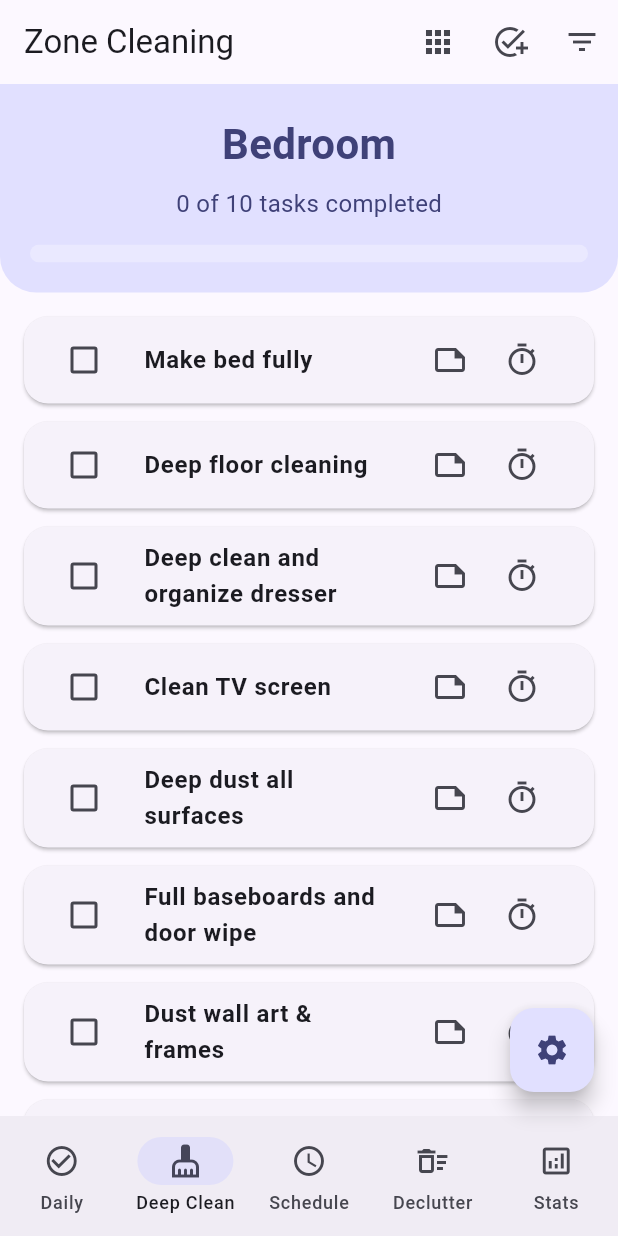
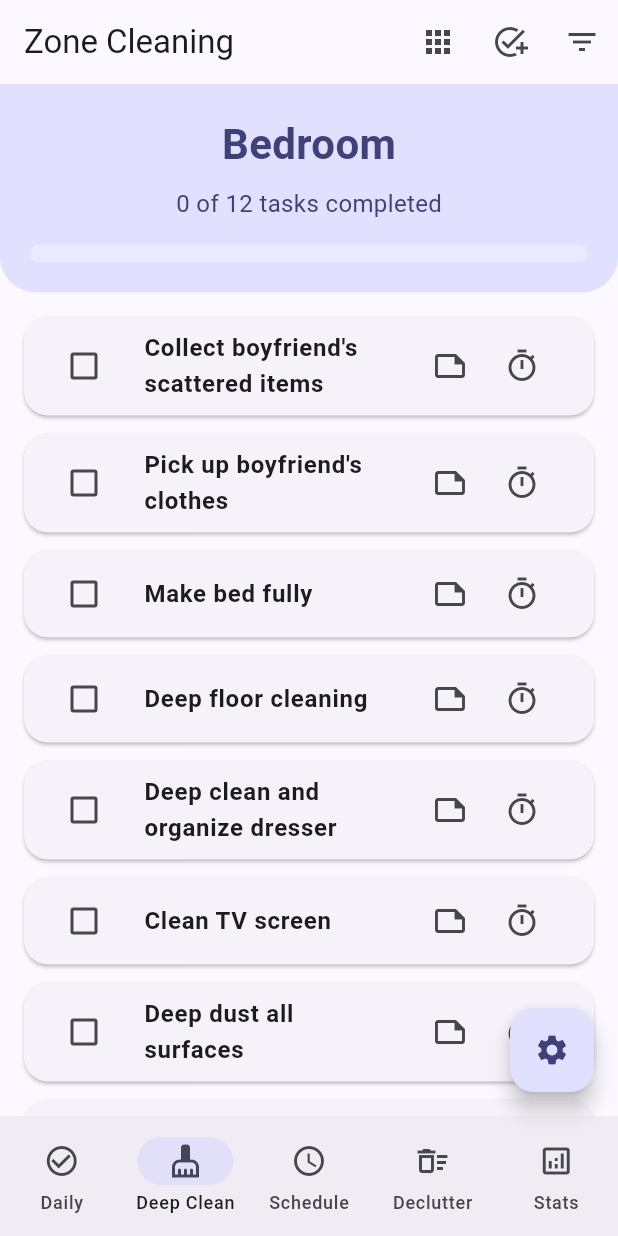
Before and after one commit to dylanmoses235-lang/house-manager-app, a Flutter app: the screen it shows after launch, item 2 of the bottom bar chosen, on a phone screen of 412 x 824 dp. Run offline on Flutter 3.47's test engine with Material 3 defaults, Android fonts, the phone set to English and light mode, and no system bars; our stand-ins replace cloud_firestore, firebase_auth, firebase_storage, fl_chart, flutter_local_notifications, geolocator and 9 more; accounts and stored records are empty; generated files the repository leaves out were written again.

Commit message:
feat: customize app for household with 2 retrievers and boyfriend
- Fix navigation: First tab now shows Daily Tasks screen (was Dashboard)
- Add custom daily recurring tasks:
  * Dog feeding reminders (8:00 AM & 5:15 PM)
  * Dog water refill task
  * Boyfriend cleanup task (collect scattered items/change)
  * Living room quick pickup (biggest mess zone)
  * Dog toys pickup
  * Enhanced dishes & laundry (marked as CRITICAL priority)

- Enhance Living Room deep cleaning zone (biggest mess zone):
  * Added boyfriend's stuff collection
  * Added dog toy pickup
  * Added wash dog blankets/beds
  * Enhanced vacuum couch with retriever hair focus
  * Added lint roll ALL furniture
  * Added clean windows for nose prints
  * Enhanced baseboards cleaning for dog nose prints/drool
  * Added vacuum under furniture for hidden toys

- Enhance Bedroom deep cleaning zone:
  * Added boyfriend's scattered items collection
  * Added boyfriend's clothes pickup
  * Added organize boyfriend's laundry
  * Enhanced bed making with lint-rolling for dog hair
  * Added under bed cleanup for lost dog toys

- Updated pileup descriptions for all new tasks
- Marked dishes and laundry as CRITICAL priority (pile up fastest)

All tasks customized for household with 2 full-grown retrievers + boyfriend who leaves items scattered.

```diff
--- a/lib/data/cleaning_data.dart
+++ b/lib/data/cleaning_data.dart
@@ -131,14 +131,22 @@ class CleaningData {
     ],
     'Bedroom': [
       // Daily: make bed, pick up floor clutter
-      // Zone day: DEEP CLEAN
+      // Zone day: DEEP CLEAN + boyfriend's mess
+      {
+        'task': 'Collect boyfriend\'s scattered items',
+        'howTo': 'Pick up change, clothes, shoes, random items - organize in designated spot'
+      },
+      {
+        'task': 'Pick up boyfriend\'s clothes',
+        'howTo': 'Gather scattered clothes from floor, chair, bed - put away or in laundry'
+      },
       {
         'task': 'Make bed fully',
-        'howTo': 'Straighten sheets, pillows, blankets - remove any clutter from bed'
+        'howTo': 'Straighten sheets, pillows, blankets - remove any clutter from bed, lint-roll for dog hair'
       },
       {
         'task': 'Deep floor cleaning',
-        'howTo': 'Clear all floor items, sweep thoroughly including under furniture, spot mop'
+        'howTo': 'Clear all floor items, sweep thoroughly including under furniture and corners, spot mop'
       },
       {
         'task': 'Deep clean and organize dresser',
@@ -162,32 +170,47 @@ class CleaningData {
       },
       {
         'task': 'Under bed deep clean',
-        'howTo': 'Pull out items, vacuum/sweep under bed area, organize storage'
+        'howTo': 'Pull out items, vacuum/sweep under bed area, organize storage, get lost dog toys'
       },
       {
-        'task': 'Wipe baseboards',
-        'howTo': 'Focus around door and furniture edges'
+        'task': 'Remove dog hair from bedding',
+        'howTo': 'Lint roll comforter, pillows, sheets - full retriever hair removal'
       },
       {
         'task': 'Laundry and linens refresh',
-        'howTo': 'Strip bed, wash linens, lint-roll bedding for pet hair'
+        'howTo': 'Strip bed, wash linens, handle boyfriend\'s laundry pile'
       },
-
     ],
     'Living Room': [
-      // Daily: clear surfaces, quick sweep
-      // Zone day: DEEP CLEAN
+      // BIGGEST MESS ZONE! Daily: clear surfaces, quick sweep
+      // Zone day: DEEP CLEAN retriever hair + boyfriend's stuff
+      {
+        'task': 'Collect boyfriend\'s scattered items',
+        'howTo': 'Gather change, clothes, random items from all surfaces - put in designated spot'
+      },
+      {
+        'task': 'Pick up ALL dog toys',
+        'howTo': 'Gather scattered toys from floor, couch, under furniture - put in toy basket'
+      },
       {
         'task': 'Straighten couch pillows',
-        'howTo': 'Fluff pillows, fold throw blankets neatly'
+        'howTo': 'Fluff pillows, fold throw blankets neatly, remove any hidden dog toys'
+      },
+      {
+        'task': 'DEEP vacuum couch - retriever hair',
+        'howTo': 'Remove ALL cushions, vacuum under/between, use pet hair attachment, get all crevices - this is KEY!'
+      },
+      {
+        'task': 'Lint roll ALL furniture',
+        'howTo': 'Couch, chairs, throw blankets - full retriever hair removal session'
+      },
+      {
+        'task': 'Wash dog blankets/beds',
+        'howTo': 'All dog bedding that lives in living room - hot wash cycle'
       },
       {
         'task': 'Deep clean all surfaces',
         'howTo': 'Island, entry table, side table - deep wipe and organize, not just surface clean'
-      },
-      {
-        'task': 'Deep vacuum couch and furniture',
-        'howTo': 'Remove cushions, vacuum under/between, get all crevices, deep pet hair removal'
       },
       {
         'task': 'Deep clean entertainment area',
@@ -195,7 +218,11 @@ class CleaningData {
       },
       {
         'task': 'Clean large mirror',
-        'howTo': 'Full edge-to-edge wipe, no streaks'
+        'howTo': 'Full edge-to-edge wipe, no streaks, get dog nose prints at bottom'
+      },
+      {
+        'task': 'Clean windows - nose prints',
+        'howTo': 'Remove dog nose prints from all windows and glass doors'
       },
       {
         'task': 'Dust wall art & frames',
@@ -203,23 +230,23 @@ class CleaningData {
       },
       {
         'task': 'Wipe door & glass panel',
-        'howTo': 'Front door, glass insert, black door surface'
+        'howTo': 'Front door, glass insert, black door surface - focus on dog-height smudges'
       },
       {
         'task': 'Deep clean baseboards and trim',
-        'howTo': 'Wipe all baseboards along couch, mirror, corners - get dog nose prints'
+        'howTo': 'Wipe all baseboards along couch, mirror, corners - GET ALL dog nose prints and drool'
       },
       {
         'task': 'Wipe light switches',
         'howTo': 'Entry switches and outlets'
       },
       {
-        'task': 'Pet hair patrol',
-        'howTo': 'Lint roll furniture, check around couch base'
+        'task': 'Vacuum under ALL furniture',
+        'howTo': 'Move couch if possible, get hidden dog toys and hair tumbleweeds'
       },
       {
         'task': 'Deep sweep and mop floors',
-        'howTo': 'Thorough sweep under furniture and corners, then full mop - dark tile shows everything'
+        'howTo': 'THOROUGH sweep for retriever hair - corners, under furniture, everywhere! Then full mop - dark tile shows everything'
       },
     ],
     'Laundry Room': [
--- a/lib/data/daily_tasks_data.dart
+++ b/lib/data/daily_tasks_data.dart
@@ -1,15 +1,97 @@
 class DailyTasksData {
   // DAILY ESSENTIAL TASKS - Do EVERY DAY to prevent pileup!
   // These are non-negotiable maintenance tasks
+  // Customized for household with 2 retrievers + boyfriend
   static List<Map<String, String>> dailyEssentialTasks = [
     {
       'id': 'dishes',
       'name': 'Wash All Dishes',
-      'description': 'Wash all dishes in the sink, load dishwasher or hand-wash, dry and put away',
+      'description': 'Wash all dishes in the sink, load dishwasher or hand-wash, dry and put away - Do morning & evening!',
       'emoji': '🍽️',
       'zone': 'Kitchen',
+      'priority': 'critical',
+      'estimatedMinutes': '15',
+    },
+    {
+      'id': 'laundry_load',
+      'name': 'One Load of Laundry',
+      'description': 'Wash, dry, fold, and put away one load - Stay on top of it daily!',
+      'emoji': '👕',
+      'zone': 'Laundry Room',
+      'priority': 'critical',
+      'estimatedMinutes': '20',
+    },
+    {
+      'id': 'feed_dogs_morning',
+      'name': 'Feed Dogs (8:00 AM)',
+      'description': 'Morning feeding for both retrievers at 8:00 AM',
+      'emoji': '🐕',
+      'zone': 'Kitchen',
       'priority': 'high',
-      'estimatedMinutes': '15',
+      'estimatedMinutes': '5',
+    },
+    {
+      'id': 'feed_dogs_evening',
+      'name': 'Feed Dogs (5:15 PM)',
+      'description': 'Evening feeding for both retrievers at 5:15 PM',
+      'emoji': '🐕',
+      'zone': 'Kitchen',
+      'priority': 'high',
+      'estimatedMinutes': '5',
+    },
+    {
+      'id': 'dog_water',
+      'name': 'Refill Dog Water Bowls',
+      'description': 'Fresh water for both retrievers - check multiple times daily',
+      'emoji': '💧',
+      'zone': 'Kitchen',
+      'priority': 'high',
+      'estimatedMinutes': '2',
+    },
+    {
+      'id': 'boyfriend_cleanup',
+      'name': 'Collect Boyfriend\'s Stuff',
+      'description': 'Pick up scattered change, clothes, and random items throughout house',
+      'emoji': '💰',
+      'zone': 'Multiple',
+      'priority': 'high',
+      'estimatedMinutes': '10',
+    },
+    {
+      'id': 'living_room_quick',
+      'name': 'Quick Living Room Pickup',
+      'description': 'BIGGEST MESS ZONE! 5-min tidy - dog toys, boyfriend\'s stuff, general clutter',
+      'emoji': '🛋️',
+      'zone': 'Living Room',
+      'priority': 'high',
+      'estimatedMinutes': '5',
+    },
+    {
+      'id': 'dog_toys',
+      'name': 'Pick Up Dog Toys',
+      'description': 'Gather scattered dog toys, focus on living room',
+      'emoji': '🎾',
+      'zone': 'Living Room',
+      'priority': 'medium',
+      'estimatedMinutes': '5',
+    },
+    {
+      'id': 'trash_check',
+      'name': 'Check/Empty Trash',
+      'description': 'Empty kitchen trash if full or smelly (important with 2 dogs!), replace bag',
+      'emoji': '🗑️',
+      'zone': 'Kitchen',
+      'priority': 'high',
+      'estimatedMinutes': '5',
+    },
+    {
+      'id': 'floor_sweep',
+      'name': 'Quick Floor Sweep',
+      'description': 'Sweep retriever hair from main traffic areas - kitchen and living room',
+      'emoji': '🧹',
+      'zone': 'Multiple',
+      'priority': 'high',
+      'estimatedMinutes': '10',
     },
     {
       'id': 'kitchen_counter',
@@ -23,29 +105,11 @@ class DailyTasksData {
     {
       'id': 'dog_bowls',
       'name': 'Clean Dog Bowls',
-      'description': 'Wash food and water bowls, clean feeding mat area',
+      'description': 'Thoroughly wash food and water bowls for both dogs, clean feeding mat area',
       'emoji': '🐕',
       'zone': 'Kitchen',
       'priority': 'high',
       'estimatedMinutes': '5',
-    },
-    {
-      'id': 'trash_check',
-      'name': 'Check/Empty Trash',
-      'description': 'Empty kitchen trash if full or smelly, replace bag',
-      'emoji': '🗑️',
-      'zone': 'Kitchen',
-      'priority': 'high',
-      'estimatedMinutes': '5',
-    },
-    {
-      'id': 'floor_sweep',
-      'name': 'Quick Floor Sweep',
-      'description': 'Sweep main traffic areas - kitchen and living room for dog hair',
-      'emoji': '🧹',
-      'zone': 'Multiple',
-      'priority': 'high',
-      'estimatedMinutes': '10',
     },
     {
       'id': 'bathroom_quick',
@@ -53,17 +117,8 @@ class DailyTasksData {
       'description': 'Wipe sink, counter, and toilet seat - 5 min maintenance',
       'emoji': '🚽',
       'zone': 'Bathroom',
-      'priority': 'high',
+      'priority': 'medium',
       'estimatedMinutes': '5',
-    },
-    {
-      'id': 'laundry_load',
-      'name': 'One Load of Laundry',
-      'description': 'Wash, dry, fold, and put away one load',
-      'emoji': '👔',
-      'zone': 'Laundry Room',
-      'priority': 'high',
-      'estimatedMinutes': '20',
     },
   ];
 
@@ -154,14 +209,14 @@ class DailyTasksData {
         if (days >= 3) return 'Sink is full! Time to tackle this!';
         return 'Dishes need attention';
 
-      case 'laundry':
+      case 'laundry_load':
         if (days == 0) return 'Laundry is all done!';
         if (days == 1) return 'One load waiting';
         if (days == 2) return 'Hamper getting full';
         if (days >= 4) return 'Laundry mountain forming! 😱';
         return 'Multiple loads waiting';
 
-      case 'trash':
+      case 'trash_check':
         if (days == 0) return 'Trash is empty!';
         if (days == 1) return 'Trash is getting full';
         if (days >= 2) return 'Trash needs to go out NOW!';
@@ -175,14 +230,44 @@ class DailyTasksData {
 
       case 'floor_sweep':
         if (days == 0) return 'Floors are clean!';
-        if (days == 1) return 'Some crumbs and dog hair';
-        if (days >= 3) return 'Major dog hair tumbleweeds!';
+        if (days == 1) return 'Some retriever hair visible';
+        if (days == 2) return 'Hair building up fast!';
+        if (days >= 3) return 'Major dog hair tumbleweeds! 🐕';
         return 'Floors need sweeping';
 
       case 'dog_bowls':
         if (days == 0) return 'Dog bowls are clean!';
         if (days >= 1) return 'Bowls need washing';
         return 'Time to clean those bowls';
+
+      case 'feed_dogs_morning':
+        return days == 0 ? 'Fed this morning! ✓' : 'Remember 8:00 AM feeding!';
+
+      case 'feed_dogs_evening':
+        return days == 0 ? 'Fed this evening! ✓' : 'Remember 5:15 PM feeding!';
+
+      case 'dog_water':
+        if (days == 0) return 'Water bowls full & fresh!';
+        if (days >= 1) return 'Check water bowls!';
+        return 'Water needs refilling';
+
+      case 'boyfriend_cleanup':
+        if (days == 0) return 'All clear!';
+        if (days == 1) return 'A few items scattered';
+        if (days >= 2) return 'Change & clothes everywhere! 💰';
+        return 'Boyfriend\'s stuff accumulating';
+
+      case 'living_room_quick':
+        if (days == 0) return 'Living room looks great!';
+        if (days == 1) return 'Starting to look messy';
+        if (days >= 2) return 'MESS ZONE activated! 🚨';
+        return 'Living room needs attention';
+
+      case 'dog_toys':
+        if (days == 0) return 'Toys are picked up!';
+        if (days == 1) return 'Toys scattered around';
+        if (days >= 2) return 'Toy explosion!';
+        return 'Dog toys everywhere';
 
       case 'bed_make':
         if (days == 0) return 'Bed is made!';
--- a/lib/main.dart
+++ b/lib/main.dart
@@ -119,7 +119,7 @@ class _MainNavigationState extends State<MainNavigation> {
   Widget _getScreen(int index) {
     switch (index) {
       case 0:
-        return DashboardScreen(onNavigate: _navigateToTab);
+        return const DailyTasksScreen();
       case 1:
         return const ZoneScreen();
       case 2:
@@ -129,7 +129,7 @@ class _MainNavigationState extends State<MainNavigation> {
       case 4:
         return const StatisticsScreen();
       default:
-        return DashboardScreen(onNavigate: _navigateToTab);
+        return const DailyTasksScreen();
     }
   }
 
```
